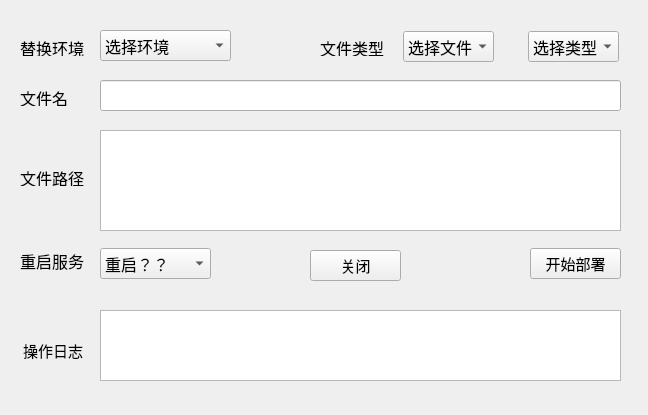
First picture: the form in FirstMainWin.ui, repository NJ-zero/PyQt5-, before the edit.
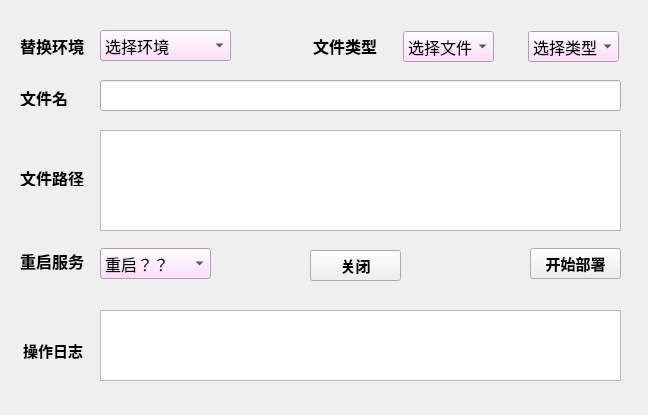
Second picture: the form after the edit. Icons and pictures are not drawn.

Commit message: 界面样式优化

What changed in the file:
```diff
--- a/FirstMainWin.ui
+++ b/FirstMainWin.ui
@@ -17,6 +17,9 @@
    <iconset>
     <normaloff>../22.jpg</normaloff>../22.jpg</iconset>
   </property>
+  <property name="styleSheet">
+   <string notr="true"/>
+  </property>
   <widget class="QLabel" name="label_5">
    <property name="geometry">
     <rect>
@@ -29,6 +32,8 @@
    <property name="font">
     <font>
      <pointsize>12</pointsize>
+     <weight>75</weight>
+     <bold>true</bold>
     </font>
    </property>
    <property name="text">
@@ -59,6 +64,10 @@
      <pointsize>12</pointsize>
     </font>
    </property>
+   <property name="styleSheet">
+    <string notr="true">background-color: rgb(255, 212, 253);
+selection-background-color: rgb(90, 112, 255);</string>
+   </property>
    <item>
     <property name="text">
      <string>选择文件</string>
@@ -78,15 +87,17 @@
   <widget class="QLabel" name="label_2">
    <property name="geometry">
     <rect>
-     <x>320</x>
-     <y>40</y>
-     <width>64</width>
-     <height>16</height>
+     <x>313</x>
+     <y>35</y>
+     <width>71</width>
+     <height>21</height>
     </rect>
    </property>
    <property name="font">
     <font>
      <pointsize>12</pointsize>
+     <weight>75</weight>
+     <bold>true</bold>
     </font>
    </property>
    <property name="text">
@@ -105,6 +116,8 @@
    <property name="font">
     <font>
      <pointsize>12</pointsize>
+     <weight>75</weight>
+     <bold>true</bold>
     </font>
    </property>
    <property name="text">
@@ -126,6 +139,10 @@
      <pointsize>12</pointsize>
     </font>
    </property>
+   <property name="styleSheet">
+    <string notr="true">background-color: rgb(255, 212, 253);
+selection-background-color: rgb(90, 112, 255);</string>
+   </property>
    <item>
     <property name="text">
      <string>重启？？</string>
@@ -146,14 +163,16 @@
    <property name="geometry">
     <rect>
      <x>20</x>
-     <y>40</y>
-     <width>64</width>
-     <height>16</height>
+     <y>35</y>
+     <width>81</width>
+     <height>21</height>
     </rect>
    </property>
    <property name="font">
     <font>
      <pointsize>12</pointsize>
+     <weight>75</weight>
+     <bold>true</bold>
     </font>
    </property>
    <property name="text">
@@ -174,6 +193,10 @@
      <pointsize>12</pointsize>
     </font>
    </property>
+   <property name="styleSheet">
+    <string notr="true">background-color: rgb(255, 212, 253);
+selection-background-color: rgb(90, 112, 255);</string>
+   </property>
    <item>
     <property name="text">
      <string>选择类型</string>
@@ -213,7 +236,10 @@
     <string>环境地址</string>
    </property>
    <property name="styleSheet">
-    <string notr="true"/>
+    <string notr="true">background-color: rgb(255, 212, 253);
+selection-background-color: rgb(90, 112, 255);
+
+</string>
    </property>
    <property name="frame">
     <bool>true</bool>
@@ -256,6 +282,8 @@
    <property name="font">
     <font>
      <pointsize>12</pointsize>
+     <weight>75</weight>
+     <bold>true</bold>
     </font>
    </property>
    <property name="text">
@@ -274,6 +302,8 @@
    <property name="font">
     <font>
      <pointsize>11</pointsize>
+     <weight>75</weight>
+     <bold>true</bold>
     </font>
    </property>
    <property name="text">
@@ -292,6 +322,8 @@
    <property name="font">
     <font>
      <pointsize>11</pointsize>
+     <weight>75</weight>
+     <bold>true</bold>
     </font>
    </property>
    <property name="text">
@@ -321,6 +353,8 @@
     <font>
      <family>Arial</family>
      <pointsize>11</pointsize>
+     <weight>75</weight>
+     <bold>true</bold>
     </font>
    </property>
    <property name="text">
```
The commit also changes 1 other file.
